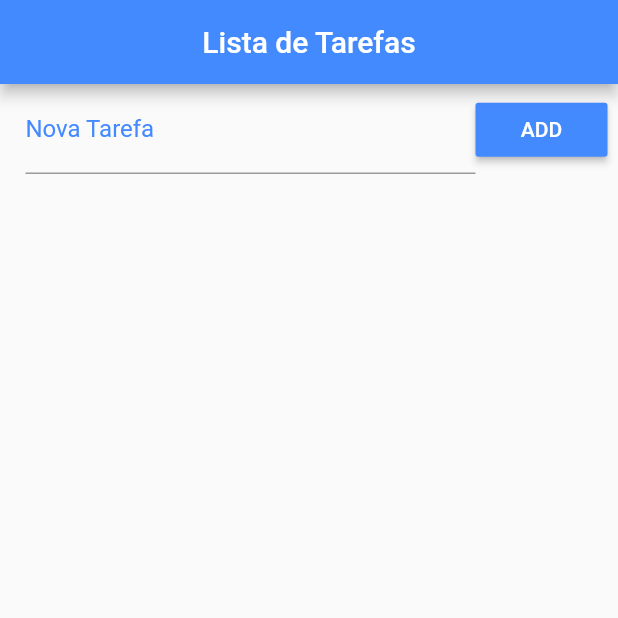
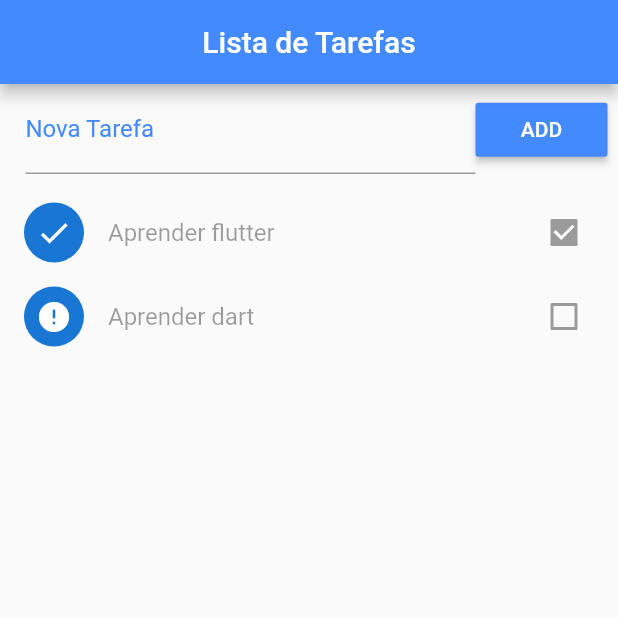
Before and after one commit to Christian-Oliveira/lista_tarefas, a Flutter app: the screen it shows after launch, on a phone screen of 412 x 824 dp, the top half of it. Run offline on Flutter 3.47's test engine with Material 2 defaults, Android fonts, the phone set to English and light mode, and no system bars.

Commit message:
criando listview

```diff
--- a/lib/main.dart
+++ b/lib/main.dart
@@ -19,7 +19,10 @@ class Home extends StatefulWidget {
 }
 
 class _HomeState extends State<Home> {
-  List _toDoList = [];
+  List _toDoList = [
+    {'title': "Aprender flutter", 'ok': true},
+    {'title': "Aprender dart", "ok":false}
+  ];
 
   @override
   Widget build(BuildContext context) {
@@ -52,6 +55,23 @@ class _HomeState extends State<Home> {
               ],
             ),
           ),
+          Expanded(
+            child: ListView.builder(
+              padding: EdgeInsets.only(top: 10.0),
+              itemCount: _toDoList.length,
+              itemBuilder: (context, index){
+                return CheckboxListTile(
+                  title: Text(_toDoList[index]["title"]),
+                  value: _toDoList[index]["ok"],
+                  secondary: CircleAvatar(
+                    child: Icon(
+                      _toDoList[index]["ok"] ? Icons.check : Icons.error
+                    ),
+                  ),
+                );
+              }
+            ),
+          ),
         ],
       ),
     );
```
